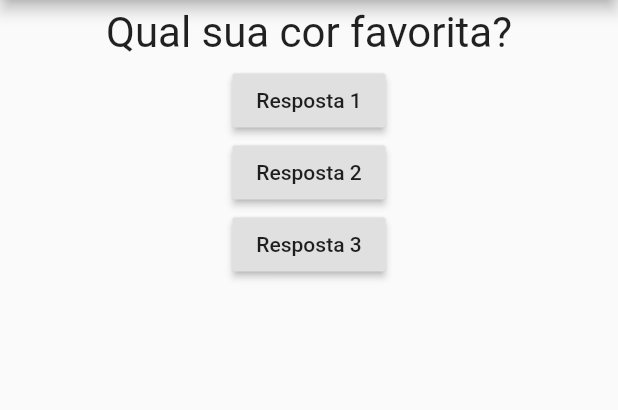
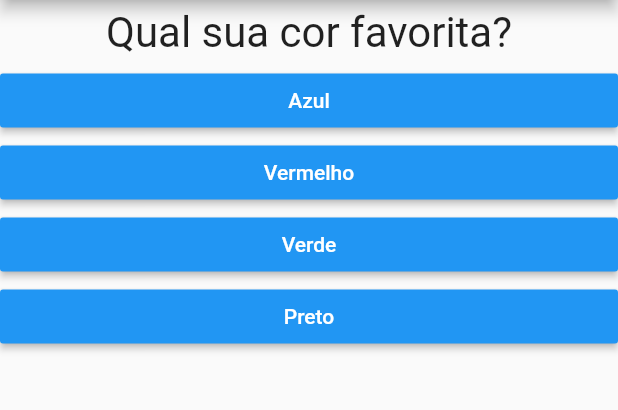
Before and after one commit to gabrielfvf7/flutter, a Flutter app: the screen it shows after launch, on a phone screen of 412 x 824 dp, the part 84-494 px from its top. Run offline on Flutter 3.47's test engine with Material 2 defaults, Android fonts, the phone set to English and light mode, and no system bars.

Commit message:
Primeiro app

```diff
--- a/recover/lib/main.dart
+++ b/recover/lib/main.dart
@@ -1,5 +1,6 @@
 import 'package:flutter/material.dart';
-import 'package:recover/pergunta.dart';
+import 'package:recover/quiz.dart';
+import 'package:recover/result.dart';
 
 void main() => runApp(MyApp());
 
@@ -11,9 +12,62 @@ class MyApp extends StatefulWidget {
 }
 
 class MyAppState extends State<MyApp> {
+  static const _questions = [
+    {
+      'pergunta': "Qual sua cor favorita?",
+      'respostas': [
+        {
+          'text': 'Azul',
+          'score': 10,
+        },
+        {
+          'text': 'Vermelho',
+          'score': 5,
+        },
+        {
+          'text': 'Verde',
+          'score': 2,
+        },
+        {
+          'text': 'Preto',
+          'score': 8,
+        }
+      ],
+    },
+    {
+      'pergunta': "Qual seu animal favorito?",
+      'respostas': [
+        {
+          'text': 'Cachorro',
+          'score': 10,
+        },
+        {
+          'text': 'Gato',
+          'score': 10,
+        },
+        {
+          'text': 'Macaco',
+          'score': 10,
+        },
+        {
+          'text': 'Leão',
+          'score': 10,
+        }
+      ],
+    },
+  ];
   var indicePergunta = 0;
+  var _totalScore = 0;
 
-  void responderPergunta() {
+  void reiniciarQuiz() {
+    setState(() {
+      indicePergunta = 0;
+      _totalScore = 0;
+    });
+  }
+
+  void responderPergunta(int score) {
+    _totalScore += score;
     setState(() {
       indicePergunta += 1;
     });
@@ -21,21 +75,15 @@ class MyAppState extends State<MyApp> {
 
   @override
   Widget build(BuildContext context) {
-    var questions = ["Qual sua cor favorita?", "Qual seu animal favorito?"];
     return MaterialApp(
       home: Scaffold(
         appBar: AppBar(title: Text('Meu App')),
-        body: Column(
-          children: [
-            Pergunta(questions[indicePergunta]),
-            RaisedButton(
-                child: Text("Resposta 1"), onPressed: responderPergunta),
-            RaisedButton(
-                child: Text("Resposta 2"), onPressed: responderPergunta),
-            RaisedButton(
-                child: Text("Resposta 3"), onPressed: responderPergunta),
-          ],
-        ),
+        body: indicePergunta < _questions.length
+            ? Quiz(
+                indicePergunta: indicePergunta,
+                questions: _questions,
+                responderPergunta: responderPergunta)
+            : Result(_totalScore, reiniciarQuiz),
       ),
     );
   }
--- /dev/null
+++ b/recover/lib/quiz.dart
@@ -0,0 +1,29 @@
+import 'package:flutter/material.dart';
+import 'package:recover/pergunta.dart';
+import 'package:recover/resposta.dart';
+
+class Quiz extends StatelessWidget {
+  final List<Map<String, Object>> questions;
+  final int indicePergunta;
+  final Function responderPergunta;
+
+  Quiz({
+    @required this.questions,
+    @required this.indicePergunta,
+    @required this.responderPergunta,
+  });
+
+  @override
+  Widget build(BuildContext context) {
+    return Column(
+      children: [
+        Pergunta(questions[indicePergunta]['pergunta']),
+        ...(questions[indicePergunta]['respostas'] as List<Map<String, Object>>)
+            .map((pergunta) {
+          return Resposta(
+              () => responderPergunta(pergunta['score']), pergunta['text']);
+        }).toList(),
+      ],
+    );
+  }
+}
--- /dev/null
+++ b/recover/lib/resposta.dart
@@ -0,0 +1,21 @@
+import 'package:flutter/material.dart';
+
+class Resposta extends StatelessWidget {
+  final Function funHandler;
+  final String btnText;
+
+  Resposta(this.funHandler, this.btnText);
+
+  @override
+  Widget build(BuildContext context) {
+    return Container(
+      width: double.infinity,
+      child: RaisedButton(
+        color: Colors.blue,
+        textColor: Colors.white,
+        child: Text(btnText),
+        onPressed: funHandler,
+      ),
+    );
+  }
+}
```
Also changed, not shown: recover/lib/result.dart (added, +42 -0 lines).
